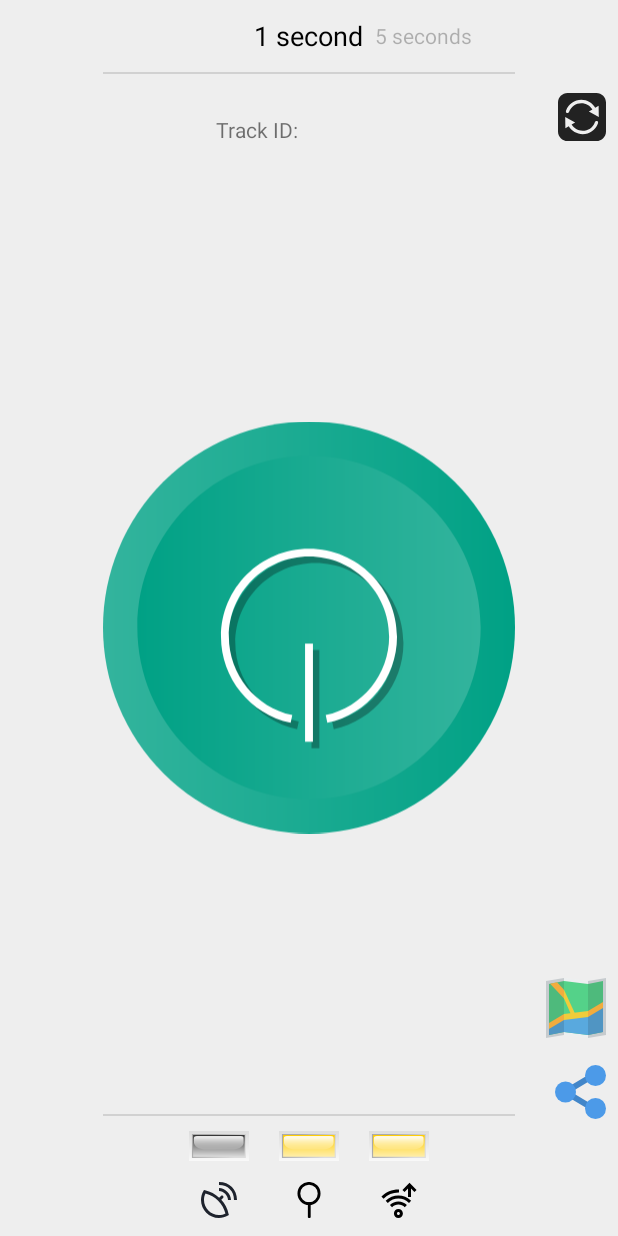
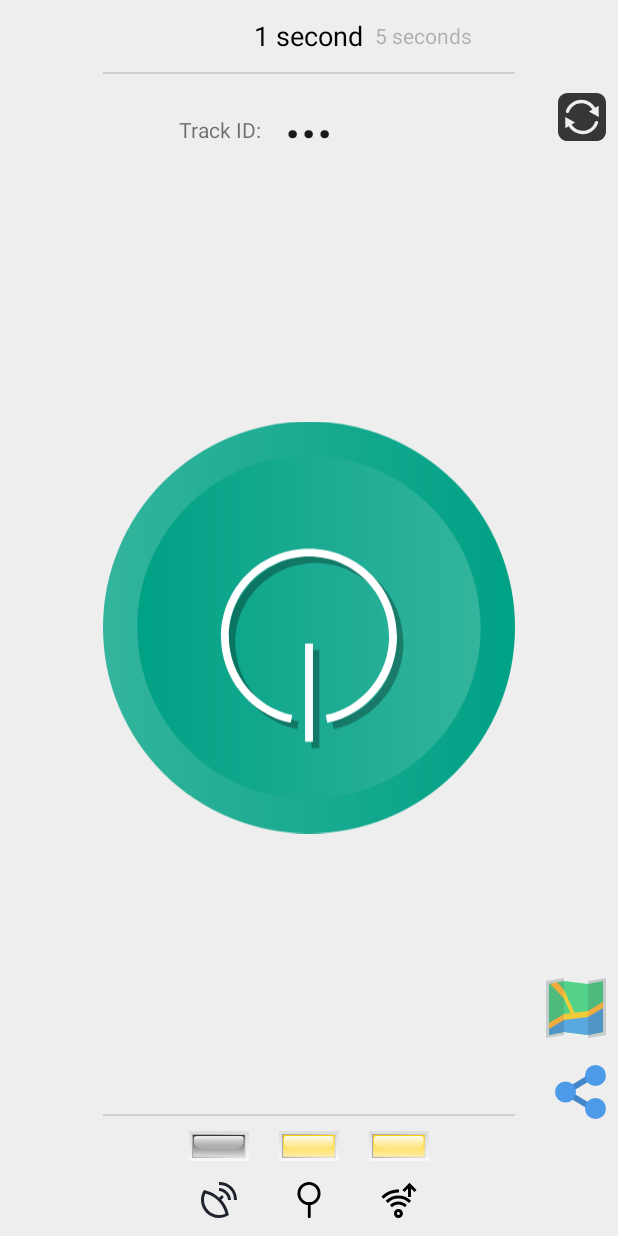
Before and after one commit to s4ysolutions/way-today-android, an Android app: the screen it shows after launch (MainActivity), on a phone screen of 412 x 824 dp. Run offline under Robolectric (Android 15) with nearby library versions, the phone set to English and light mode, and no system bars; our stand-ins replace ButterKnife, Dagger/Hilt's generated code, RxJava; libraries missing offline, so code that uses them is left out: io.grpc; 3 statements that could not run were skipped.

Commit message:
Handle new location in MainActivity

```diff
--- a/app/src/main/java/solutions/s4y/waytoday/MainActivity.java
+++ b/app/src/main/java/solutions/s4y/waytoday/MainActivity.java
@@ -30,14 +30,17 @@ import butterknife.BindView;
 import butterknife.ButterKnife;
 import butterknife.OnClick;
 import butterknife.OnTouch;
+import io.reactivex.android.schedulers.AndroidSchedulers;
 import io.reactivex.disposables.CompositeDisposable;
 import solutions.s4y.waytoday.background.BackgroundService;
 import solutions.s4y.waytoday.errors.ErrorsObservable;
+import solutions.s4y.waytoday.idservice.IDService;
 import solutions.s4y.waytoday.locations.LocationUpdatesListener;
 import solutions.s4y.waytoday.mainactivity.FrequencyGestureListener;
 import solutions.s4y.waytoday.permissions.PermissionRequest;
 import solutions.s4y.waytoday.permissions.PermissionRequestObservable;
 import solutions.s4y.waytoday.preferences.PreferenceIsTracking;
+import solutions.s4y.waytoday.preferences.PreferenceTrackID;
 import solutions.s4y.waytoday.preferences.PreferenceUpdateFrequency;
 import solutions.s4y.waytoday.sound.MediaPlayerUtils;
 
@@ -48,6 +51,8 @@ public class MainActivity extends AppCompatActivity {
     public static boolean sHasFocus = false;
     @Inject
     PreferenceIsTracking mIsActive;
+    @Inject
+    PreferenceTrackID mTrackID;
 
     @BindView(R.id.title_current)
     TextView mTextViewTitleCurrent;
@@ -79,32 +84,22 @@ public class MainActivity extends AppCompatActivity {
     ImageView mLedTrackingSuspended;
     @BindView(R.id.status_tracking_on)
     ImageView mLedTrackingOn;
+    @BindView(R.id.textID)
+    TextView mTextID;
+    @BindView(R.id.btn_track_id)
+    ImageView mBtnTrackID;
+    @BindView(R.id.status_gps_new)
+    ImageView mLedGpsNew;
 
     private CompositeDisposable resumeDisposables;
     private GestureDetectorCompat mDetector;
     private Animation mSwitchAnimationFadeOut;
     private Animation mSwitchAnimationFadeIn;
+    private Animation mLedGpsNewAnimationFadeOut;
     private boolean isSwitching;
     SparseArray<PermissionRequest> mPermissionRequests = new SparseArray<>(2);
     private BackgroundService mBackgroundService;
-
-    @Override
-    protected void onCreate(Bundle savedInstanceState) {
-        super.onCreate(savedInstanceState);
-        ((WTApplication) getApplication()).getAppComponent().inject(this);
-        setContentView(R.layout.activity_main);
-        ButterKnife.bind(this);
-        mTextViewTitlePrev3.setTag(R.id.TAG_IS_TITLE, true);
-        mTextViewTitlePrev2.setTag(R.id.TAG_IS_TITLE, true);
-        mTextViewTitlePrev1.setTag(R.id.TAG_IS_TITLE, true);
-        mTextViewTitleNext1.setTag(R.id.TAG_IS_TITLE, true);
-        mTextViewTitleNext2.setTag(R.id.TAG_IS_TITLE, true);
-        mTextViewTitleNext3.setTag(R.id.TAG_IS_TITLE, true);
-        mDetector = new GestureDetectorCompat(this,
-                new FrequencyGestureListener(mViewGestureController, mUserStrategyFrequency));
-        mSwitchAnimationFadeIn = AnimationUtils.loadAnimation(this, R.anim.fadein);
-        mSwitchAnimationFadeOut = AnimationUtils.loadAnimation(this, R.anim.fadeout);
-    }
+    private boolean mLedGpsNewAnymated = false;
 
     @NonNull
     private ServiceConnection mServiceConnection = new ServiceConnection() {
@@ -125,35 +120,23 @@ public class MainActivity extends AppCompatActivity {
             updateLedUpload();
         }
     };
+    private Animation.AnimationListener ledGpsNewAnimationListener = new Animation.AnimationListener() {
+        @Override
+        public void onAnimationStart(Animation animation) {
 
-    @Override
-    protected void onResume() {
-        super.onResume();
-        Intent intent = new Intent(this, BackgroundService.class);
-        bindService(intent, mServiceConnection, Context.BIND_AUTO_CREATE);
+        }
 
-        if (BuildConfig.DEBUG) {
-            if (resumeDisposables != null) {
-                ErrorsObservable.notify(new Exception("resumeDisposables != null"));
-            }
+        @Override
+        public void onAnimationEnd(Animation animation) {
+            mLedGpsNewAnymated = false;
+            mLedGpsNew.setAlpha(0.0f);
         }
-        resumeDisposables = new CompositeDisposable();
-        resumeDisposables.add(mUserStrategyFrequency
-                .subject
-                .subscribe(userStrategy -> updateUserStrategyChooser()));
-        resumeDisposables.add(mIsActive
-                .subject
-                .subscribe(userStrategy -> updateSwitch()));
-        resumeDisposables.add(LocationUpdatesListener
-                .subjectTrackingState
-                .subscribe(state -> updateLedUpload()));
-        resumeDisposables.add(PermissionRequestObservable
-                .subject
-                .subscribe(this::onPermissionRequest));
-        updateUserStrategyChooser();
-        updateSwitch();
-        updateLedUpload();
-    }
+
+        @Override
+        public void onAnimationRepeat(Animation animation) {
+
+        }
+    };
 
     @Override
     protected void onPause() {
@@ -212,6 +195,74 @@ public class MainActivity extends AppCompatActivity {
 
             }
         });
+    }
+
+    @Override
+    protected void onCreate(Bundle savedInstanceState) {
+        super.onCreate(savedInstanceState);
+        ((WTApplication) getApplication()).getAppComponent().inject(this);
+        setContentView(R.layout.activity_main);
+        ButterKnife.bind(this);
+        mTextViewTitlePrev3.setTag(R.id.TAG_IS_TITLE, true);
+        mTextViewTitlePrev2.setTag(R.id.TAG_IS_TITLE, true);
+        mTextViewTitlePrev1.setTag(R.id.TAG_IS_TITLE, true);
+        mTextViewTitleNext1.setTag(R.id.TAG_IS_TITLE, true);
+        mTextViewTitleNext2.setTag(R.id.TAG_IS_TITLE, true);
+        mTextViewTitleNext3.setTag(R.id.TAG_IS_TITLE, true);
+        mDetector = new GestureDetectorCompat(this,
+                new FrequencyGestureListener(mViewGestureController, mUserStrategyFrequency));
+        mSwitchAnimationFadeIn = AnimationUtils.loadAnimation(this, R.anim.fadein400);
+        mSwitchAnimationFadeOut = AnimationUtils.loadAnimation(this, R.anim.fadeout400);
+        mLedGpsNewAnimationFadeOut = AnimationUtils.loadAnimation(this, R.anim.fadeout300);
+        mLedGpsNewAnimationFadeOut.setAnimationListener(ledGpsNewAnimationListener);
+    }
+
+    @Override
+    protected void onResume() {
+        super.onResume();
+        Intent intent = new Intent(this, BackgroundService.class);
+        bindService(intent, mServiceConnection, Context.BIND_AUTO_CREATE);
+
+        if (BuildConfig.DEBUG) {
+            if (resumeDisposables != null) {
+                ErrorsObservable.notify(new Exception("resumeDisposables != null"));
+            }
+        }
+        resumeDisposables = new CompositeDisposable();
+        resumeDisposables.add(mUserStrategyFrequency
+                .subject
+                .observeOn(AndroidSchedulers.mainThread())
+                .subscribe(userStrategy -> updateUserStrategyChooser()));
+        resumeDisposables.add(mIsActive
+                .subject
+                .observeOn(AndroidSchedulers.mainThread())
+                .subscribe(userStrategy -> updateSwitch()));
+        resumeDisposables.add(LocationUpdatesListener
+                .subjectTrackingState
+                .observeOn(AndroidSchedulers.mainThread())
+                .subscribe(state -> updateLedUpload()));
+        resumeDisposables.add(LocationUpdatesListener
+                .subjectLocations
+                .observeOn(AndroidSchedulers.mainThread())
+                .subscribe(state -> updateLedGpsNew()));
+        resumeDisposables.add(PermissionRequestObservable
+                .subject
+                .observeOn(AndroidSchedulers.mainThread())
+                .subscribe(this::onPermissionRequest));
+        resumeDisposables.add(mTrackID
+                .subject
+                .observeOn(AndroidSchedulers.mainThread())
+                .subscribe(trackID -> {
+                    updateTrackID();
+                    MediaPlayerUtils.getInstance().playTrackID(this);
+                }));
+        updateUserStrategyChooser();
+        updateSwitch();
+        updateLedUpload();
+        updateTrackID();
+        if ("".equals(mTrackID.get())) {
+            IDService.enqueueRetrieveId(this, "");
+        }
     }
 
     @OnClick(R.id.switch_off)
@@ -315,6 +366,31 @@ public class MainActivity extends AppCompatActivity {
         }
     }
 
+    @OnClick(R.id.btn_track_id)
+    public void newTrackID(View view) {
+        mBtnTrackID.setAlpha(0.3f);
+        mTextID.setAlpha(0.3f);
+        IDService.enqueueRetrieveId(this, mTrackID.get());
+    }
+
+    private void updateTrackID() {
+        mBtnTrackID.setAlpha(0.9f);
+        mTextID.setAlpha(0.9f);
+        if ("".equals(mTrackID.get())) {
+            mTextID.setText(" ... ");
+        } else {
+            mTextID.setText(mTrackID.get());
+        }
+    }
+
+    private void updateLedGpsNew() {
+        if (mLedGpsNewAnymated)
+            return;
+        mLedGpsNewAnymated = true;
+        mLedGpsNew.setAlpha(1.0f);
+        mLedGpsNew.startAnimation(mLedGpsNewAnimationFadeOut);
+    }
+
     private void startService() {
         if (mBackgroundService != null) {
             mBackgroundService.start(false);
@@ -363,4 +439,5 @@ public class MainActivity extends AppCompatActivity {
             request.restarter.restart();
         }
     }
+
 }
```
